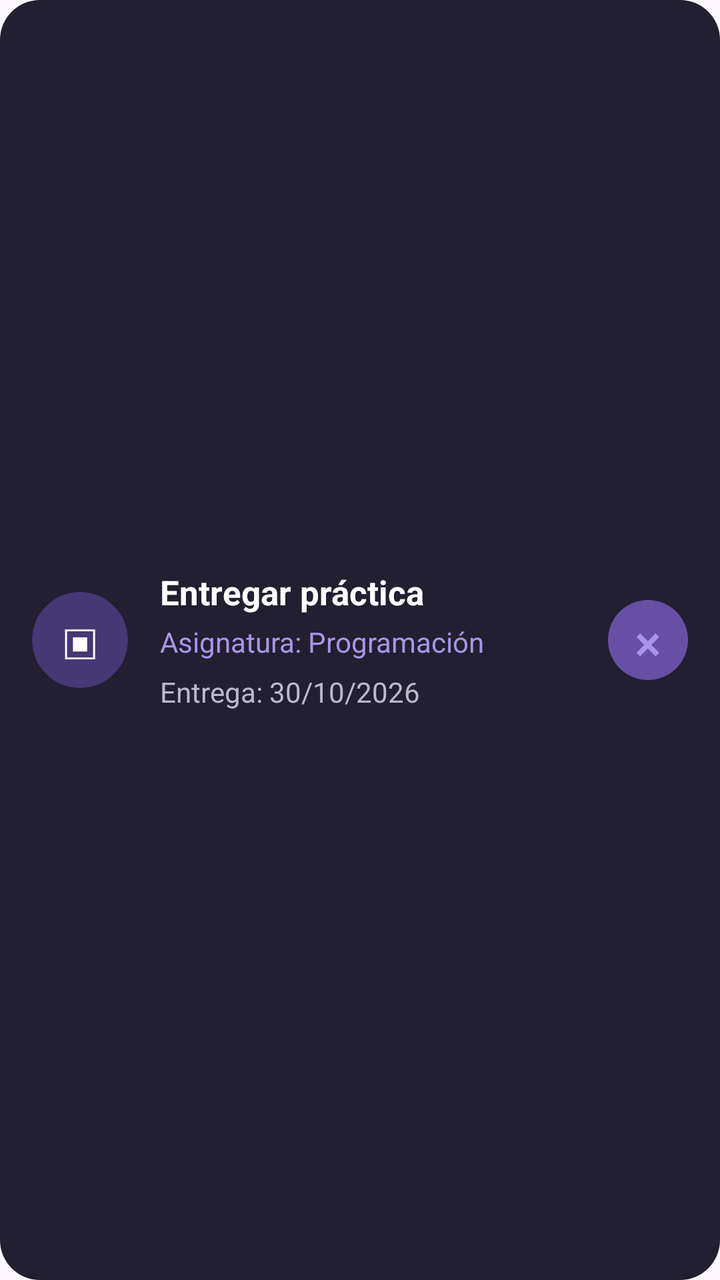
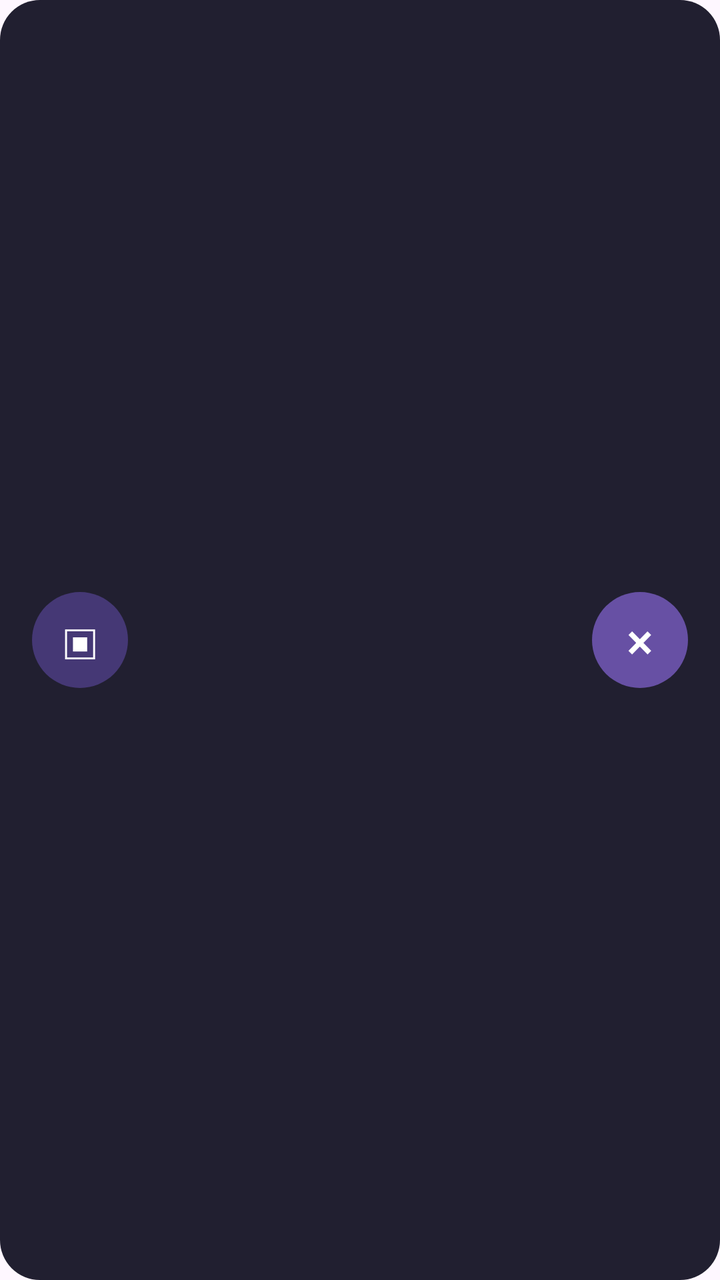

Before-and-after screenshots of an Android layout around one commit, followed by the original layout XML and the change that was made.
<!-- AndroidManifest.xml: application theme Theme.StudyPlan -->
<!-- res/layout/item_tarea.xml -->
<?xml version="1.0" encoding="utf-8"?>
<LinearLayout
    xmlns:android="http://schemas.android.com/apk/res/android"
    android:layout_width="match_parent"
    android:layout_height="wrap_content"
    android:orientation="horizontal"
    android:gravity="center_vertical"
    android:padding="16dp"
    android:background="@drawable/bg_tarea">

    <TextView
        android:layout_width="48dp"
        android:layout_height="48dp"
        android:gravity="center"
        android:background="@drawable/bg_icono_tarea"
        android:text="▣"
        android:textColor="#FFFFFF"
        android:textSize="25sp" />

    <LinearLayout
        android:layout_width="0dp"
        android:layout_height="wrap_content"
        android:layout_weight="1"
        android:layout_marginStart="16dp"
        android:orientation="vertical">

        <TextView
            android:id="@+id/tvTarea"
            android:layout_width="match_parent"
            android:layout_height="wrap_content"
            android:text="Entregar práctica"
            android:textColor="#FFFFFF"
            android:textSize="17sp"
            android:textStyle="bold"
            android:maxLines="2" />

        <TextView
            android:id="@+id/tvAsignatura"
            android:layout_width="match_parent"
            android:layout_height="wrap_content"
            android:layout_marginTop="4dp"
            android:text="Asignatura: Programación"
            android:textColor="#A995E8"
            android:textSize="14sp"
            android:maxLines="1" />

        <TextView
            android:id="@+id/tvFechaEntrega"
            android:layout_width="match_parent"
            android:layout_height="wrap_content"
            android:layout_marginTop="6dp"
            android:text="Entrega: 30/10/2026"
            android:textColor="#BDB8D0"
            android:textSize="14sp" />
    </LinearLayout>

    <Button
        android:id="@+id/btnEliminar"
        android:layout_width="40dp"
        android:layout_height="40dp"
        android:layout_marginStart="8dp"
        android:background="@drawable/bg_boton_eliminar"
        android:minWidth="0dp"
        android:minHeight="0dp"
        android:padding="0dp"
        android:text="×"
        android:textColor="#A995E8"
        android:textSize="25sp"
        android:textAllCaps="false"
        android:contentDescription="Eliminar tarea" />

</LinearLayout>
<!-- resources referenced by this layout -->
<resources>
  <!-- drawable bg_boton_eliminar (drawable) -->
  <?xml version="1.0" encoding="utf-8"?>
  <shape xmlns:android="http://schemas.android.com/apk/res/android"
      android:shape="oval">
  
      <solid android:color="#453875" />
  
      <corners android:radius="50dp" />
  
  </shape>
  <!-- drawable bg_icono_tarea (drawable) -->
  <?xml version="1.0" encoding="utf-8"?>
  <shape xmlns:android="http://schemas.android.com/apk/res/android"
      android:shape="oval">
  
      <solid android:color="#453875" />
  
  </shape>
  <!-- drawable bg_tarea (drawable) -->
  <?xml version="1.0" encoding="utf-8"?>
      <shape xmlns:android="http://schemas.android.com/apk/res/android"
          android:shape="rectangle">
  
          <solid android:color="#211F30" />
  
          <corners android:radius="20dp" />
  
      </shape>
  <style name="Theme.StudyPlan" parent="Base.Theme.StudyPlan" />
  <style name="Base.Theme.StudyPlan" parent="Theme.Material3.DayNight.NoActionBar">
          
          
      </style>
</resources>

<!-- the commit's change to res/layout/item_tarea.xml (unified diff, before → after) -->
@@ -13,9 +13,10 @@
         android:layout_height="48dp"
         android:gravity="center"
         android:background="@drawable/bg_icono_tarea"
-        android:text="▣"
+        android:text="@string/icono_tarea"
         android:textColor="#FFFFFF"
-        android:textSize="25sp" />
+        android:textSize="25sp"
+        android:importantForAccessibility="no" />
 
     <LinearLayout
         android:layout_width="0dp"
@@ -28,18 +29,16 @@
             android:id="@+id/tvTarea"
             android:layout_width="match_parent"
             android:layout_height="wrap_content"
-            android:text="Entregar práctica"
             android:textColor="#FFFFFF"
             android:textSize="17sp"
             android:textStyle="bold"
-            android:maxLines="2" />
+            android:breakStrategy="high_quality" />
 
         <TextView
             android:id="@+id/tvAsignatura"
             android:layout_width="match_parent"
             android:layout_height="wrap_content"
             android:layout_marginTop="4dp"
-            android:text="Asignatura: Programación"
             android:textColor="#A995E8"
             android:textSize="14sp"
             android:maxLines="1" />
@@ -49,24 +48,23 @@
             android:layout_width="match_parent"
             android:layout_height="wrap_content"
             android:layout_marginTop="6dp"
-            android:text="Entrega: 30/10/2026"
             android:textColor="#BDB8D0"
             android:textSize="14sp" />
     </LinearLayout>
 
     <Button
         android:id="@+id/btnEliminar"
-        android:layout_width="40dp"
-        android:layout_height="40dp"
+        android:layout_width="48dp"
+        android:layout_height="48dp"
         android:layout_marginStart="8dp"
         android:background="@drawable/bg_boton_eliminar"
         android:minWidth="0dp"
         android:minHeight="0dp"
         android:padding="0dp"
-        android:text="×"
-        android:textColor="#A995E8"
+        android:text="@string/simbolo_eliminar"
+        android:textColor="#FFFFFF"
         android:textSize="25sp"
         android:textAllCaps="false"
-        android:contentDescription="Eliminar tarea" />
+        android:contentDescription="@string/eliminar_tarea" />
 
 </LinearLayout>
<!-- resource entries referenced after the edit -->
@@ -28,6 +28,9 @@
           <corners android:radius="20dp" />
   
       </shape>
+  <string name="eliminar_tarea">Eliminar tarea</string>
+  <string name="icono_tarea">▣</string>
+  <string name="simbolo_eliminar">×</string>
   <style name="Theme.StudyPlan" parent="Base.Theme.StudyPlan" />
   <style name="Base.Theme.StudyPlan" parent="Theme.Material3.DayNight.NoActionBar">
           
